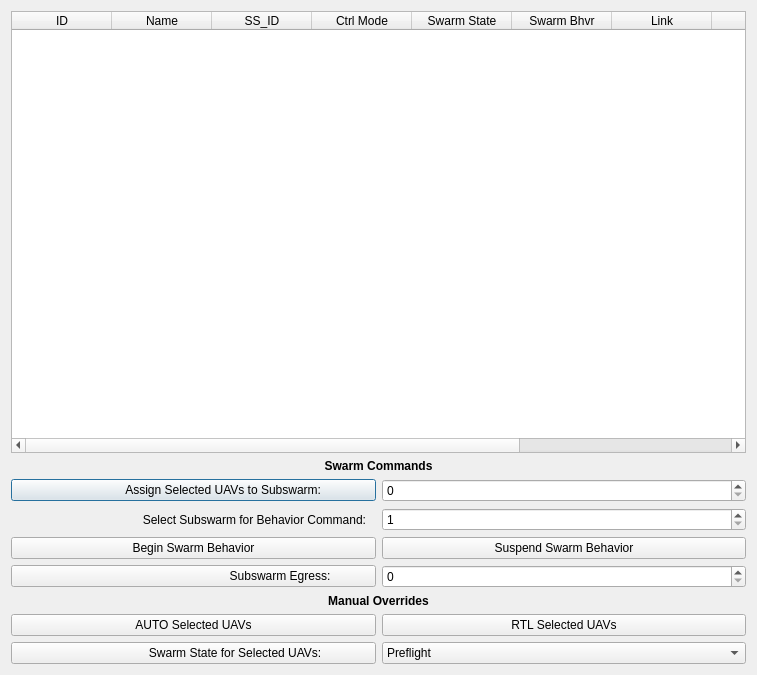
First picture: the form in SwarmCommander/modules/sc_qt_gui/dashboardDialog.ui, repository jaymonty/swarmcommander, before the edit.
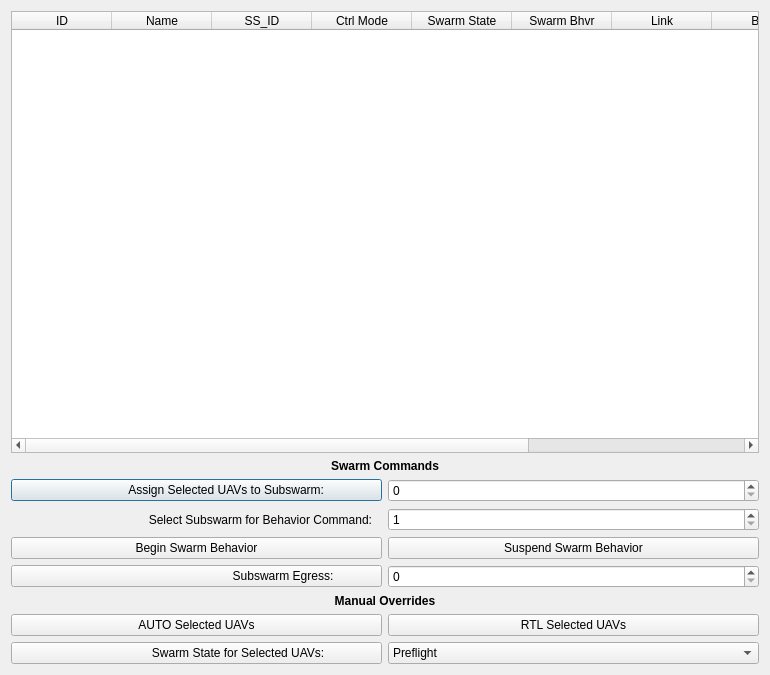
Second picture: the form after the edit.

Commit message: qt_gui: Adjusted column widths to make longer names fit (e.g. "sequence land")

What changed in the file:
```diff
--- a/SwarmCommander/modules/sc_qt_gui/dashboardDialog.ui
+++ b/SwarmCommander/modules/sc_qt_gui/dashboardDialog.ui
@@ -6,7 +6,7 @@
    <rect>
     <x>0</x>
     <y>0</y>
-    <width>755</width>
+    <width>770</width>
     <height>675</height>
    </rect>
   </property>
```
The commit also changes 2 other files.
